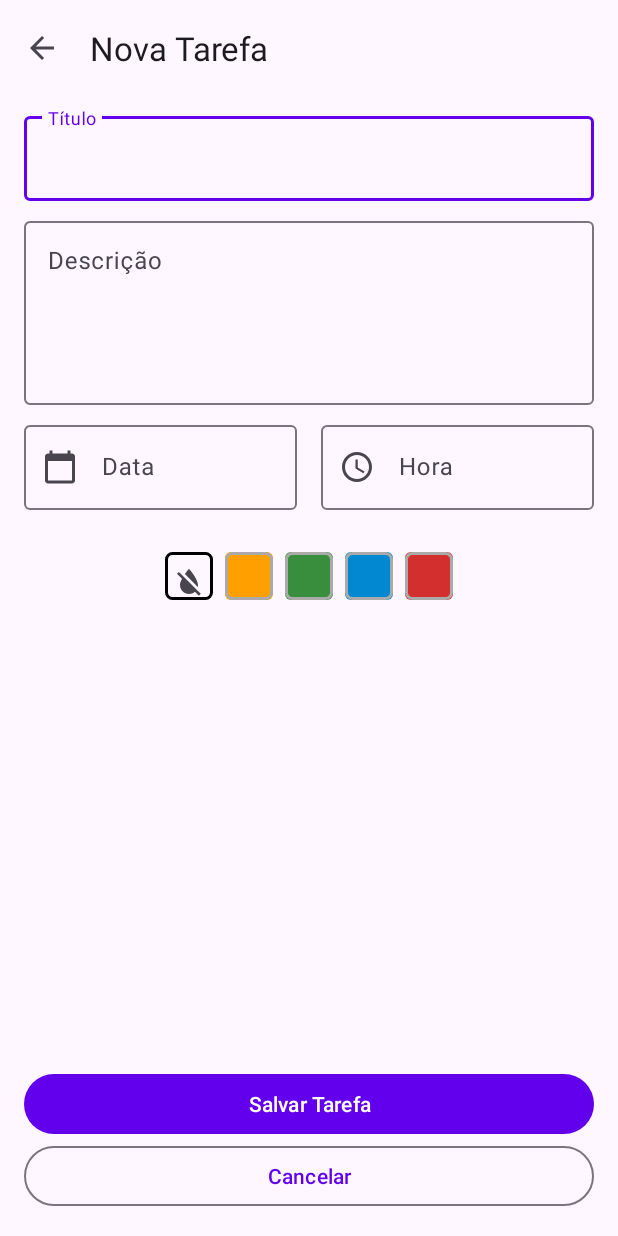
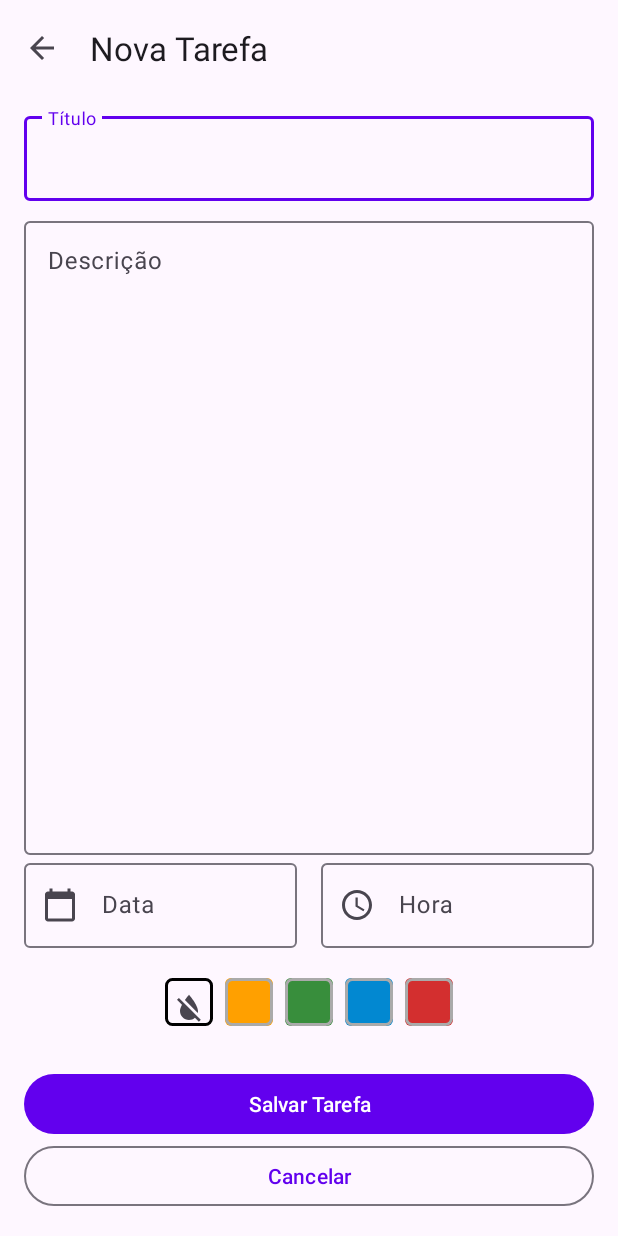
Before and after one commit to alisonViana/app-todo-list-bootcamp, an Android app: the DetailActivity screen opened directly, with no data from a screen before it, after a tap on an icon or button, on a phone screen of 412 x 824 dp. Run offline under Robolectric (Android 15) with nearby library versions, the phone set to English and light mode, and no system bars.

Commit message:
improves background color picker

```diff
--- a/app/src/main/java/br/com/dio/todolist/App.kt
+++ b/app/src/main/java/br/com/dio/todolist/App.kt
@@ -3,10 +3,15 @@ package br.com.dio.todolist
 import android.app.Application
 import br.com.dio.todolist.data.di.DataModule
 import br.com.dio.todolist.presentation.di.PresentationModule
+import br.com.dio.todolist.util.GetColorUtil
+import br.com.dio.todolist.util.di.UtilModule
+import org.koin.android.ext.android.inject
 import org.koin.android.ext.koin.androidContext
 import org.koin.core.context.startKoin
 
 class App: Application() {
+
+    val getColorUtil: GetColorUtil by inject()
 
     override fun onCreate() {
         super.onCreate()
@@ -17,6 +22,7 @@ class App: Application() {
 
         DataModule.load()
         PresentationModule.load()
+        UtilModule.load()
 
     }
 
--- a/app/src/main/java/br/com/dio/todolist/data/di/DataModule.kt
+++ b/app/src/main/java/br/com/dio/todolist/data/di/DataModule.kt
@@ -28,4 +28,5 @@ object DataModule {
             single { TaskDatabase.getInstance(androidContext()).taskDao}
         }
     }
+
 }
--- a/app/src/main/java/br/com/dio/todolist/data/model/Task.kt
+++ b/app/src/main/java/br/com/dio/todolist/data/model/Task.kt
@@ -13,5 +13,5 @@ data class Task(
     val description: String,
     val date: String,
     val hour: String,
-    val backgroundColor: Int
+    val backgroundColor: String
 ): Parcelable
--- a/app/src/main/java/br/com/dio/todolist/presentation/DetailViewModel.kt
+++ b/app/src/main/java/br/com/dio/todolist/presentation/DetailViewModel.kt
@@ -12,6 +12,7 @@ class DetailViewModel(
 
     private var newTaskCategory: Boolean = true
     var taskId: Int = 0
+    var backgroundColor: String = ""
 
     fun setNewTaskCategory(isNewTask: Boolean) { newTaskCategory = isNewTask }
     fun isNewTaskCategory() = newTaskCategory
--- a/app/src/main/java/br/com/dio/todolist/ui/DetailActivity.kt
+++ b/app/src/main/java/br/com/dio/todolist/ui/DetailActivity.kt
@@ -8,12 +8,15 @@ import br.com.dio.todolist.R
 import br.com.dio.todolist.data.model.Task
 import br.com.dio.todolist.databinding.ActivityDetailBinding
 import br.com.dio.todolist.presentation.DetailViewModel
+import br.com.dio.todolist.util.Colors
+import br.com.dio.todolist.util.GetColorUtil
 import br.com.dio.todolist.util.formatDate
 import br.com.dio.todolist.util.text
 import com.google.android.material.datepicker.MaterialDatePicker
 import com.google.android.material.snackbar.Snackbar
 import com.google.android.material.timepicker.MaterialTimePicker
 import com.google.android.material.timepicker.TimeFormat.CLOCK_24H
+import org.koin.android.ext.android.inject
 import org.koin.androidx.viewmodel.ext.android.viewModel
 import java.util.*
 
@@ -21,6 +24,7 @@ class DetailActivity : AppCompatActivity() {
 
     private val binding by lazy { ActivityDetailBinding.inflate(layoutInflater) }
     private val viewModel by viewModel<DetailViewModel>()
+    private val getColorUtil: GetColorUtil by inject()
 
     override fun onCreate(savedInstanceState: Bundle?) {
         super.onCreate(savedInstanceState)
@@ -46,7 +50,7 @@ class DetailActivity : AppCompatActivity() {
         binding.tilDescription.text = task.description
         binding.tilDate.text = task.date
         binding.tilHour.text = task.hour
-        selectBackgroundColor(task.backgroundColor, false)
+        selectBackgroundColor(task.backgroundColor)
 
     }
 
@@ -56,11 +60,11 @@ class DetailActivity : AppCompatActivity() {
         binding.tilDate.editText?.setOnClickListener { pickDate() }
         binding.tilHour.editText?.setOnClickListener { pickHour() }
 
-        binding.btnTransparent.setOnClickListener { selectBackgroundColor(R.color.transparent) }
-        binding.btnYellow.setOnClickListener { selectBackgroundColor(R.color.yellow) }
-        binding.btnGreen.setOnClickListener { selectBackgroundColor(R.color.green) }
-        binding.btnBlue.setOnClickListener { selectBackgroundColor(R.color.blue) }
-        binding.btnRed.setOnClickListener { selectBackgroundColor(R.color.red) }
+        binding.btnTransparent.setOnClickListener { selectBackgroundColor(Colors.Transparent.string) }
+        binding.btnYellow.setOnClickListener { selectBackgroundColor(Colors.Yellow.string) }
+        binding.btnGreen.setOnClickListener { selectBackgroundColor(Colors.Green.string) }
+        binding.btnBlue.setOnClickListener { selectBackgroundColor(Colors.Blue.string) }
+        binding.btnRed.setOnClickListener { selectBackgroundColor(Colors.Red.string) }
 
         binding.btnSave.setOnClickListener { saveTask() }
         binding.btnCancel.setOnClickListener { finishActivity() }
@@ -87,23 +91,20 @@ class DetailActivity : AppCompatActivity() {
         timerPicker.show(supportFragmentManager, "TIME_PICKER_TAG")
     }
 
-    private fun selectBackgroundColor(color: Int, colorRes: Boolean = true) {
+    private fun selectBackgroundColor(color: String) {
         uncheckAll()
+        viewModel.backgroundColor = color
 
-        val colorInt = if (colorRes) getColor(color) else color
-
-        when (colorInt) {
-            getColor(R.color.transparent) -> binding.btnTransparent.isChecked = true
-            getColor(R.color.yellow) -> binding.btnYellow.isChecked = true
-            getColor(R.color.green) -> binding.btnGreen.isChecked = true
-            getColor(R.color.blue) -> binding.btnBlue.isChecked = true
-            getColor(R.color.red) -> binding.btnRed.isChecked = true
+        when (color) {
+            Colors.Transparent.string -> binding.btnTransparent.isChecked = true
+            Colors.Yellow.string -> binding.btnYellow.isChecked = true
+            Colors.Green.string -> binding.btnGreen.isChecked = true
+            Colors.Blue.string -> binding.btnBlue.isChecked = true
+            Colors.Red.string -> binding.btnRed.isChecked = true
         }
 
-        binding.tilTitle.boxBackgroundColor = colorInt
-        binding.tilDescription.boxBackgroundColor = colorInt
-        binding.tilDate.boxBackgroundColor = colorInt
-        binding.tilHour.boxBackgroundColor = colorInt
+        val colorInt = getColorUtil.getColorFromString(color)
+        binding.root.setBackgroundColor(colorInt)
     }
 
     private fun uncheckAll() {
@@ -122,7 +123,7 @@ class DetailActivity : AppCompatActivity() {
                 description = binding.tilDescription.text,
                 hour = binding.tilHour.text,
                 date = binding.tilDate.text,
-                backgroundColor = binding.tilTitle.boxBackgroundColor
+                backgroundColor = viewModel.backgroundColor
             )
 
             if (viewModel.isNewTaskCategory()) viewModel.addTask(task)
@@ -152,7 +153,7 @@ class DetailActivity : AppCompatActivity() {
                 setMessage(getString(R.string.dialog_discard_message))
             }.show()
         } else {
-            Toast.makeText(this, "Tarefa criada!", Toast.LENGTH_SHORT).show()
+            Toast.makeText(this, R.string.toast_saved_task_message, Toast.LENGTH_SHORT).show()
             finish()
         }
 
--- /dev/null
+++ b/app/src/main/java/br/com/dio/todolist/util/Colors.kt
@@ -0,0 +1,9 @@
+package br.com.dio.todolist.util
+
+enum class Colors(val string: String) {
+    Transparent("transparent"),
+    Yellow("yellow"),
+    Green("green"),
+    Blue("blue"),
+    Red("red"),
+}
--- /dev/null
+++ b/app/src/main/java/br/com/dio/todolist/util/GetColorUtil.kt
@@ -0,0 +1,17 @@
+package br.com.dio.todolist.util
+
+import android.content.Context
+import br.com.dio.todolist.R
+
+class GetColorUtil(private val context: Context) {
+
+    fun getColorFromString(color: String): Int {
+        return when (color) {
+            Colors.Yellow.string -> context.getColor(R.color.yellow)
+            Colors.Green.string -> context.getColor(R.color.green)
+            Colors.Blue.string -> context.getColor(R.color.blue)
+            Colors.Red.string -> context.getColor(R.color.red)
+            else -> context.getColor(R.color.transparent)
+        }
+    }
+}
--- /dev/null
+++ b/app/src/main/java/br/com/dio/todolist/util/di/UtilModule.kt
@@ -0,0 +1,22 @@
+package br.com.dio.todolist.util.di
+
+import br.com.dio.todolist.util.GetColorUtil
+import org.koin.android.ext.koin.androidContext
+import org.koin.core.context.loadKoinModules
+import org.koin.core.module.Module
+import org.koin.dsl.module
+
+object UtilModule {
+
+    fun load(){
+        loadKoinModules(colorUtilMdules())
+    }
+
+    private fun colorUtilMdules(): Module {
+        return module {
+            factory {
+                GetColorUtil(androidContext())
+            }
+        }
+    }
+}
--- a/app/src/main/res/layout/activity_detail.xml
+++ b/app/src/main/res/layout/activity_detail.xml
@@ -4,7 +4,10 @@
     xmlns:tools="http://schemas.android.com/tools"
     android:layout_width="match_parent"
     android:layout_height="match_parent"
-    tools:context=".ui.DetailActivity">
+    tools:context=".ui.DetailActivity"
+    android:id="@+id/layout_detail"
+    tools:background="@color/yellow"
+    >
 
    <androidx.constraintlayout.widget.Guideline
        android:id="@+id/guideline_start"
@@ -55,7 +58,7 @@
     <com.google.android.material.textfield.TextInputLayout
         android:id="@+id/til_description"
         android:layout_width="0dp"
-        android:layout_height="128dp"
+        android:layout_height="0dp"
         app:layout_constraintStart_toStartOf="@id/guideline_start"
         app:layout_constraintEnd_toEndOf="@id/guideline_end"
         app:layout_constraintTop_toBottomOf="@id/til_title"
@@ -75,14 +78,13 @@
         android:id="@+id/til_date"
         android:layout_width="0dp"
         android:layout_height="wrap_content"
+        android:layout_marginBottom="8dp"
+        android:layout_marginEnd="8dp"
+        android:hint="@string/label_date"
+        app:layout_constraintBottom_toTopOf="@+id/layout_color_picker"
+        app:layout_constraintEnd_toStartOf="@id/til_hour"
         app:layout_constraintStart_toStartOf="@id/guideline_start"
-        app:layout_constraintEnd_toStartOf="@id/til_hour"
-        app:layout_constraintTop_toBottomOf="@id/til_description"
-        android:layout_marginEnd="8dp"
-        android:layout_marginTop="8dp"
-        android:hint="@string/label_date"
-        app:startIconDrawable="@drawable/ic_calendar"
-        >
+        app:startIconDrawable="@drawable/ic_calendar">
 
         <com.google.android.material.textfield.TextInputEditText
             android:layout_width="match_parent"
@@ -113,12 +115,13 @@
     </com.google.android.material.textfield.TextInputLayout>
 
     <LinearLayout
+        android:id="@+id/layout_color_picker"
         android:layout_width="0dp"
         android:layout_height="wrap_content"
         app:layout_constraintStart_toStartOf="@id/guideline_start"
         app:layout_constraintEnd_toEndOf="@id/guideline_end"
-        app:layout_constraintTop_toBottomOf="@id/til_date"
-        android:layout_marginTop="16dp"
+        app:layout_constraintBottom_toTopOf="@id/btn_save"
+        android:layout_marginBottom="16dp"
         android:padding="8dp"
         android:orientation="horizontal"
         android:gravity="center"
@@ -135,8 +138,7 @@
             android:id="@+id/btn_yellow"
             style="@style/tb_background_color"
             android:backgroundTint="@color/yellow"
-            android:checked="false"
-            tools:checked="false" />
+            android:checked="false" />
 
         <ToggleButton
             android:id="@+id/btn_green"
--- /dev/null
+++ b/app/src/main/res/values-night/colors.xml
@@ -0,0 +1,14 @@
+<?xml version="1.0" encoding="utf-8"?>
+<resources>
+
+    <color name="black">#FF000000</color>
+    <color name="white">#FFFFFFFF</color>
+    <color name="gray">#AAAAAA</color>
+
+    <color name="yellow">#8F5900</color>
+    <color name="green">#2A682D</color>
+    <color name="blue">#00598A</color>
+    <color name="red">#7C1C1C</color>
+    <color name="transparent">@android:color/transparent</color>
+
+</resources>
--- a/app/src/main/res/values/strings.xml
+++ b/app/src/main/res/values/strings.xml
@@ -23,6 +23,7 @@
     <string name="dialog_discard_message">Deseja voltar e descartar as alterações realizadas?</string>
     <string name="dialog_delete_message">Deseja excluir esta tarefa?</string>
     <string name="snackbar_blank_message">A tarefa precisa ter um título ou uma descrição.</string>
+    <string name="toast_saved_task_message">Tarefa salva!</string>
 
     <!-- Description -->
     <string name="description_btn_menu">menu button</string>
--- a/build.gradle
+++ b/build.gradle
@@ -5,7 +5,7 @@ buildscript {
         mavenCentral()
     }
     dependencies {
-        classpath "com.android.tools.build:gradle:7.0.3"
+        classpath 'com.android.tools.build:gradle:7.1.1'
         classpath "org.jetbrains.kotlin:kotlin-gradle-plugin:1.5.31"
 
         // NOTE: Do not place your application dependencies here; they belong
```
Also changed, not shown: app/src/main/java/br/com/dio/todolist/ui/TaskListAdapter.kt (+6 -1 lines), app/src/main/java/br/com/dio/todolist/util/Extensions.kt (+11 -0 lines), app/src/main/res/layout/item_edit_task.xml (added, +90 -0 lines), gradle/wrapper/gradle-wrapper.properties.
